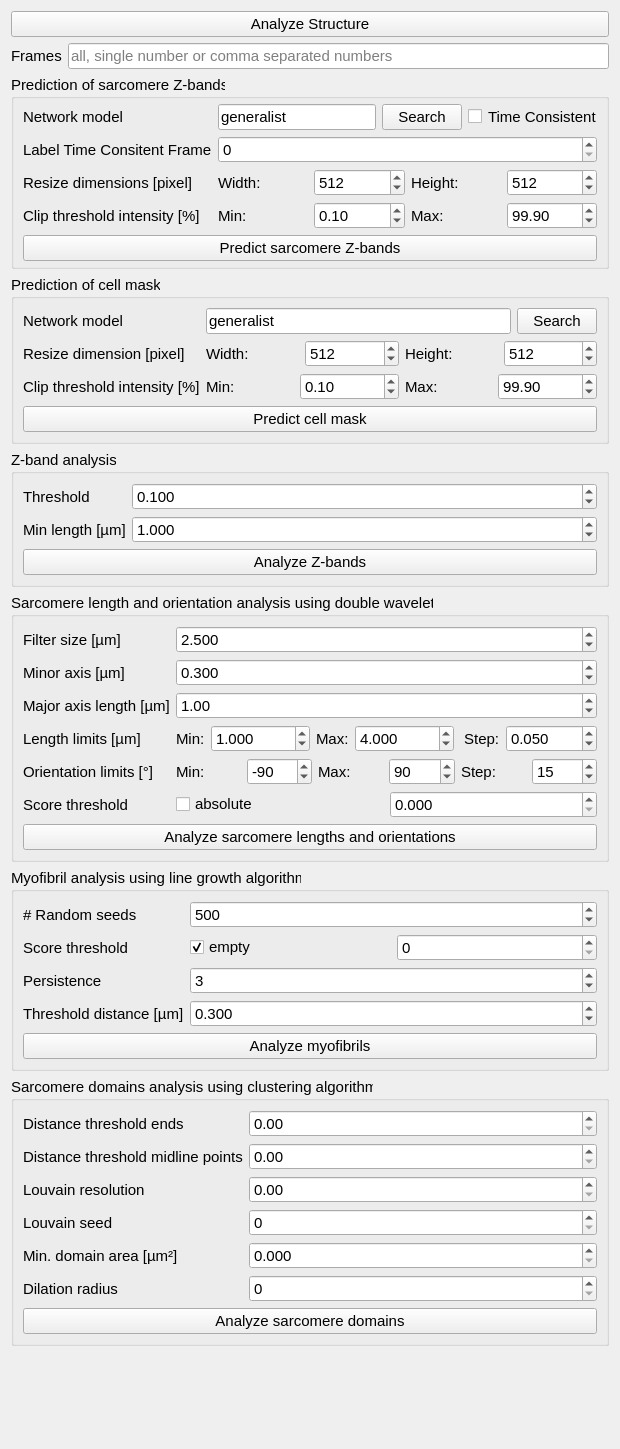
danihae/SarcAsM, file app/ui-files/parameters_structure_analysis.ui: the form before one commit.
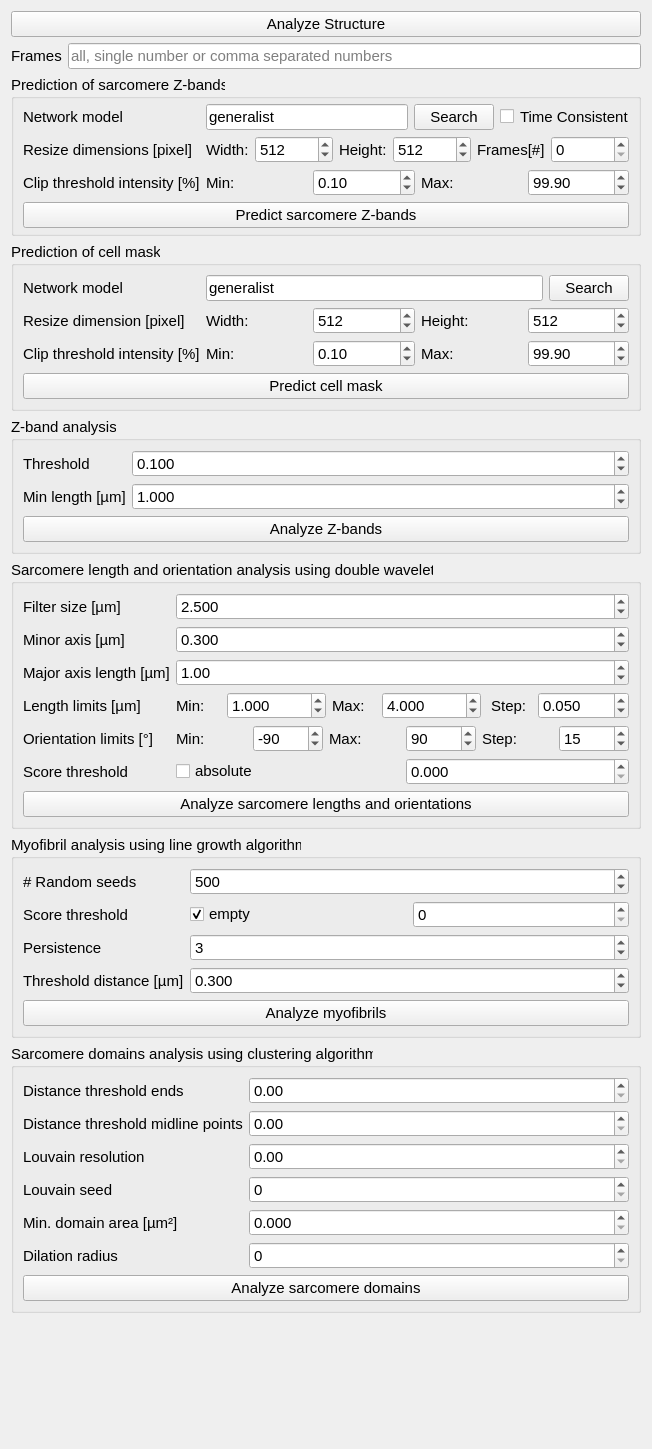
The form after the commit.

Commit message: move structure.predict.time_consistent.frame field

```diff
--- a/app/ui-files/parameters_structure_analysis.ui
+++ b/app/ui-files/parameters_structure_analysis.ui
@@ -1138,6 +1138,26 @@
           </property>
          </widget>
         </item>
+        <item>
+         <widget class="QLabel" name="label_5">
+          <property name="toolTip">
+           <string>When time_consistent==True, this field has to be filled</string>
+          </property>
+          <property name="text">
+           <string>Frames[#]</string>
+          </property>
+         </widget>
+        </item>
+        <item>
+         <widget class="QSpinBox" name="sb_time_consitent_frame">
+          <property name="toolTip">
+           <string>When time_consistent==True, this field has to be filled</string>
+          </property>
+          <property name="maximum">
+           <number>999999999</number>
+          </property>
+         </widget>
+        </item>
        </layout>
       </item>
       <item row="3" column="0">
@@ -1150,26 +1170,6 @@
         </property>
        </widget>
       </item>
-      <item row="1" column="0">
-       <widget class="QLabel" name="label_5">
-        <property name="toolTip">
-         <string>When time_consistent==True, this field has to be filled</string>
-        </property>
-        <property name="text">
-         <string>Label Time Consitent Frame</string>
-        </property>
-       </widget>
-      </item>
-      <item row="1" column="1">
-       <widget class="QSpinBox" name="sb_time_consitent_frame">
-        <property name="toolTip">
-         <string>When time_consistent==True, this field has to be filled</string>
-        </property>
-        <property name="maximum">
-         <number>999999999</number>
-        </property>
-       </widget>
-      </item>
      </layout>
     </widget>
    </item>
```
The commit also changes 1 other file.
